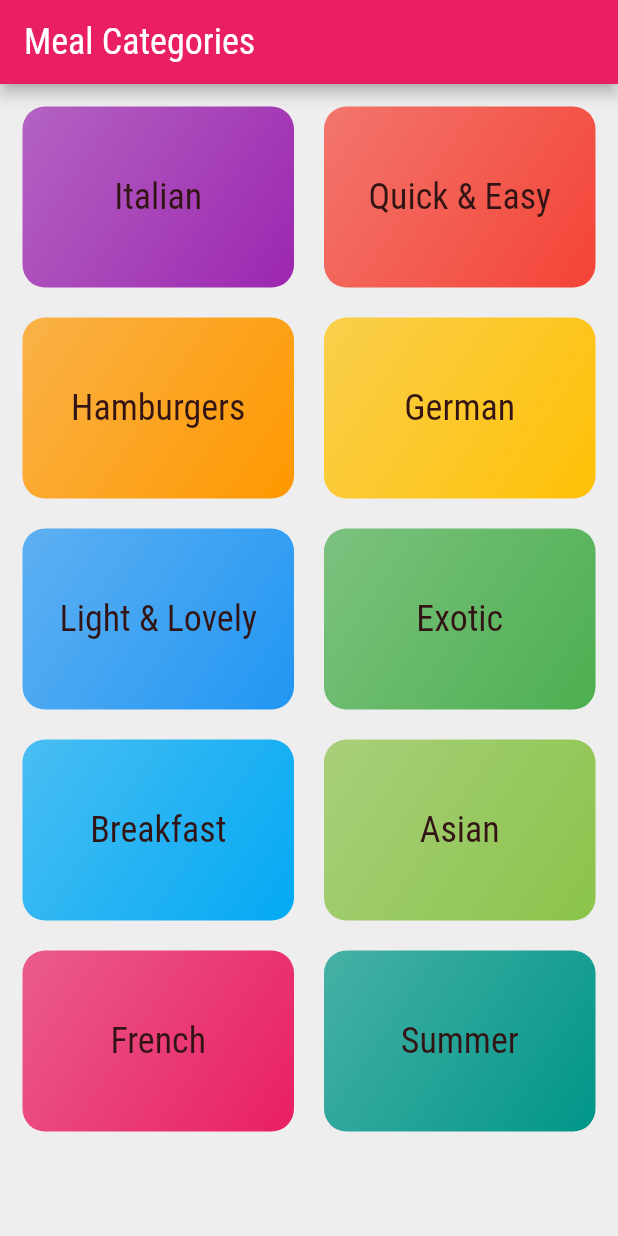
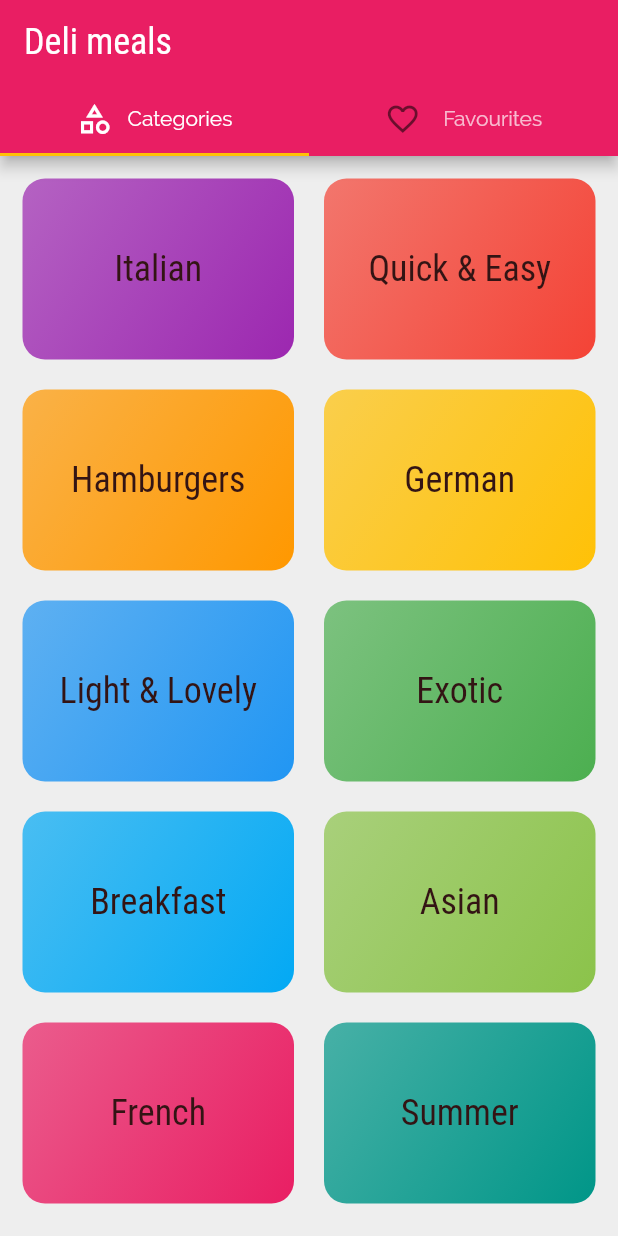
Before and after one commit to Faris-Hadziomerovic/flutter-meal-app, a Flutter app: the screen it shows after launch, on a phone screen of 412 x 824 dp. Run offline on Flutter 3.47's test engine with Material 2 defaults, Android fonts, the phone set to English and light mode, and no system bars.

Commit message:
added tabs to first screen and some refactoring to go along with it

```diff
--- a/lib/src/app.dart
+++ b/lib/src/app.dart
@@ -1,11 +1,20 @@
 import 'package:flutter/material.dart';
-import 'package:meal_app/src/screens/category_meals_screen.dart';
-import 'package:meal_app/src/screens/meal_details_screen.dart';
 
+import './screens/tabs_screen.dart';
 import './screens/categories_screen.dart';
+import './screens/favourites_screen.dart';
+import './screens/category_meals_screen.dart';
+import './screens/meal_details_screen.dart';
 
 class App extends StatelessWidget {
   const App({super.key});
+
+  Scaffold buildScaffold({required Widget body, String title = ''}) {
+    return Scaffold(
+      appBar: title.isNotEmpty ? AppBar(title: Text(title)) : null,
+      body: body,
+    );
+  }
 
   @override
   Widget build(BuildContext context) {
@@ -40,10 +49,18 @@ class App extends StatelessWidget {
               ),
             ),
       ),
-      home: const CategoriesScreen(),
+      home: const TabsScreen(),
       routes: {
         CategoryMealsScreen.routeName: (context) => const CategoryMealsScreen(),
         MealDetailsScreen.routeName: (context) => const MealDetailsScreen(),
+        CategoriesScreen.routeName: (context) => buildScaffold(
+              body: const CategoriesScreen(),
+              title: 'Categories',
+            ),
+        FavouritesScreen.routeName: (context) => buildScaffold(
+              body: const FavouritesScreen(),
+              title: 'Favourites',
+            ),
       },
     );
   }
--- a/lib/src/screens/categories_screen.dart
+++ b/lib/src/screens/categories_screen.dart
@@ -4,15 +4,13 @@ import '../widgets/category_item.dart';
 import '../data/dummy_data.dart';
 
 class CategoriesScreen extends StatelessWidget {
+  static const String routeName = '/categories';
+
   const CategoriesScreen({super.key});
 
   @override
   Widget build(BuildContext context) {
-    return Scaffold(
-      appBar: AppBar(
-        title: const Text('Meal Categories'),
-      ),
-      body: GridView(
+    return GridView(
       padding: const EdgeInsets.all(15),
       physics: const BouncingScrollPhysics(),
       controller: ScrollController(initialScrollOffset: 1),
@@ -31,7 +29,6 @@ class CategoriesScreen extends StatelessWidget {
           );
         },
       ).toList(),
-      ),
     );
   }
 }
--- /dev/null
+++ b/lib/src/screens/favourites_screen.dart
@@ -0,0 +1,14 @@
+import 'package:flutter/material.dart';
+
+class FavouritesScreen extends StatelessWidget {
+  static const String routeName = '/favourites';
+
+  const FavouritesScreen({super.key});
+
+  @override
+  Widget build(BuildContext context) {
+    return const Center(
+      child: Text('Your favourite meals will appear here.'),
+    );
+  }
+}
--- /dev/null
+++ b/lib/src/screens/tabs_screen.dart
@@ -0,0 +1,58 @@
+import 'package:flutter/material.dart';
+
+import './categories_screen.dart';
+import './favourites_screen.dart';
+
+class TabsScreen extends StatefulWidget {
+  const TabsScreen({super.key});
+
+  @override
+  State<TabsScreen> createState() => _TabsScreenState();
+}
+
+class _TabsScreenState extends State<TabsScreen> {
+  @override
+  Widget build(BuildContext context) {
+    return DefaultTabController(
+      length: 2,
+      child: Scaffold(
+        appBar: AppBar(
+          title: const Text('Deli meals'),
+          bottom: TabBar(
+            splashBorderRadius: const BorderRadius.vertical(
+              top: Radius.circular(20),
+            ),
+            tabs: [
+              Tab(
+                child: Row(
+                  mainAxisAlignment: MainAxisAlignment.center,
+                  children: const [
+                    Icon(Icons.category_outlined),
+                    SizedBox(width: 10),
+                    Text('Categories'),
+                  ],
+                ),
+              ),
+              Tab(
+                child: Row(
+                  mainAxisAlignment: MainAxisAlignment.center,
+                  children: const [
+                    Icon(Icons.favorite_outline),
+                    SizedBox(width: 15),
+                    Text('Favourites'),
+                  ],
+                ),
+              ),
+            ],
+          ),
+        ),
+        body: const TabBarView(
+          children: [
+            CategoriesScreen(),
+            FavouritesScreen(),
+          ],
+        ),
+      ),
+    );
+  }
+}
--- a/lib/src/widgets/meal_details_toggle_buttons.dart
+++ b/lib/src/widgets/meal_details_toggle_buttons.dart
@@ -18,7 +18,7 @@ class MealDetailsToggleButtons extends StatefulWidget {
 class _MealDetailsToggleButtonsState extends State<MealDetailsToggleButtons> {
   final _isSelected = [true, false];
 
-  Widget renderList({
+  Widget buildList({
     required List<String> list,
     required Color backgroundColor,
   }) {
@@ -40,7 +40,7 @@ class _MealDetailsToggleButtonsState extends State<MealDetailsToggleButtons> {
     );
   }
 
-  Widget renderToggleTab({
+  Widget buildToggleButtonTab({
     required bool isSelected,
     required String text,
     required Color selectedColor,
@@ -94,7 +94,7 @@ class _MealDetailsToggleButtonsState extends State<MealDetailsToggleButtons> {
             }
           },
           children: [
-            renderToggleTab(
+            buildToggleButtonTab(
               isSelected: _isSelected[0],
               text: 'Ingredients',
               unselectedBorderRadius: const BorderRadius.only(bottomRight: Radius.circular(15)),
@@ -104,7 +104,7 @@ class _MealDetailsToggleButtonsState extends State<MealDetailsToggleButtons> {
               height: buttonHeight,
               width: buttonWidth,
             ),
-            renderToggleTab(
+            buildToggleButtonTab(
               isSelected: _isSelected[1],
               text: 'Steps',
               unselectedBorderRadius: const BorderRadius.only(bottomLeft: Radius.circular(15)),
@@ -117,12 +117,12 @@ class _MealDetailsToggleButtonsState extends State<MealDetailsToggleButtons> {
           ],
         ),
         if (_isSelected[0])
-          renderList(
+          buildList(
             list: widget.ingredients,
             backgroundColor: selectedColor,
           ),
         if (_isSelected[1])
-          renderList(
+          buildList(
             list: widget.steps,
             backgroundColor: selectedColor,
           ),
```
Lines whose indentation alone changed are shown as unchanged.
